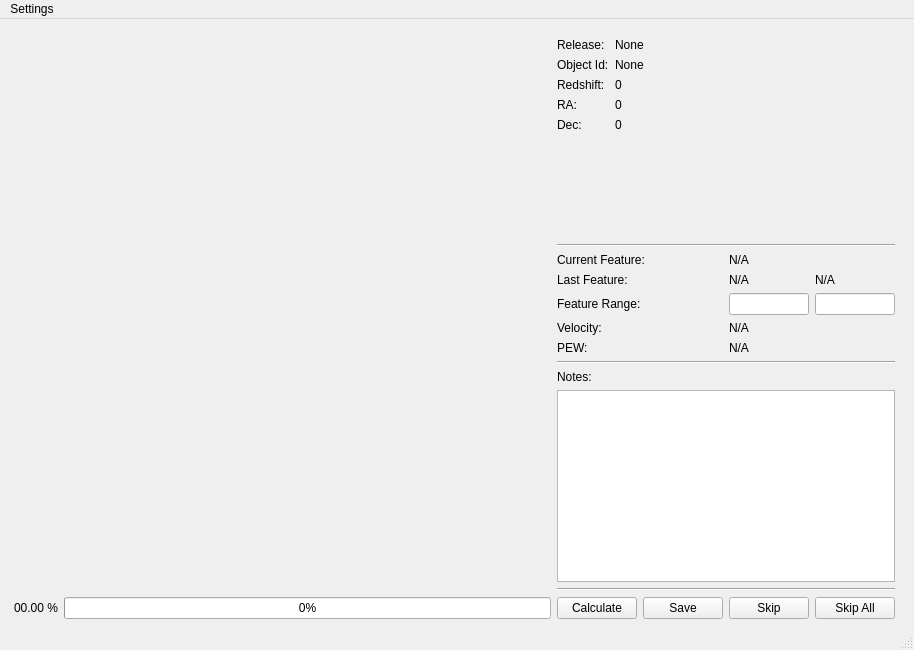
The window that spec_analysis/app/gui_layouts/mainwindow.ui (mwvgroup/SN-Spectral-Evolution) describes before a commit, drawn with Qt 5.
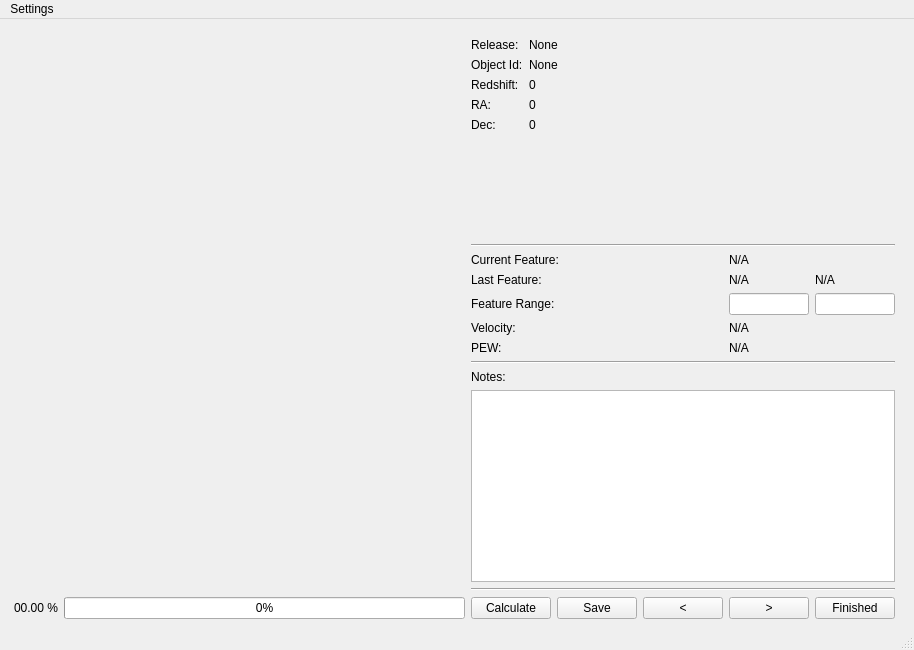
The same window after the commit. Custom widgets are drawn as their Qt base class.

Commit message: Adds forward and back buttons

```diff
--- a/spec_analysis/app/gui_layouts/mainwindow.ui
+++ b/spec_analysis/app/gui_layouts/mainwindow.ui
@@ -328,14 +328,21 @@
           <item>
            <widget class="QPushButton" name="skip_button">
             <property name="text">
-             <string>Skip</string>
+             <string>&lt;</string>
             </property>
            </widget>
           </item>
           <item>
            <widget class="QPushButton" name="skip_all_button">
             <property name="text">
-             <string>Skip All</string>
+             <string>&gt;</string>
+            </property>
+           </widget>
+          </item>
+          <item>
+           <widget class="QPushButton" name="finished_button">
+            <property name="text">
+             <string>Finished</string>
             </property>
            </widget>
           </item>
```
Left out of the diff: 8 changed lines with no effect on the pictures. The commit also changes 9 other files.
